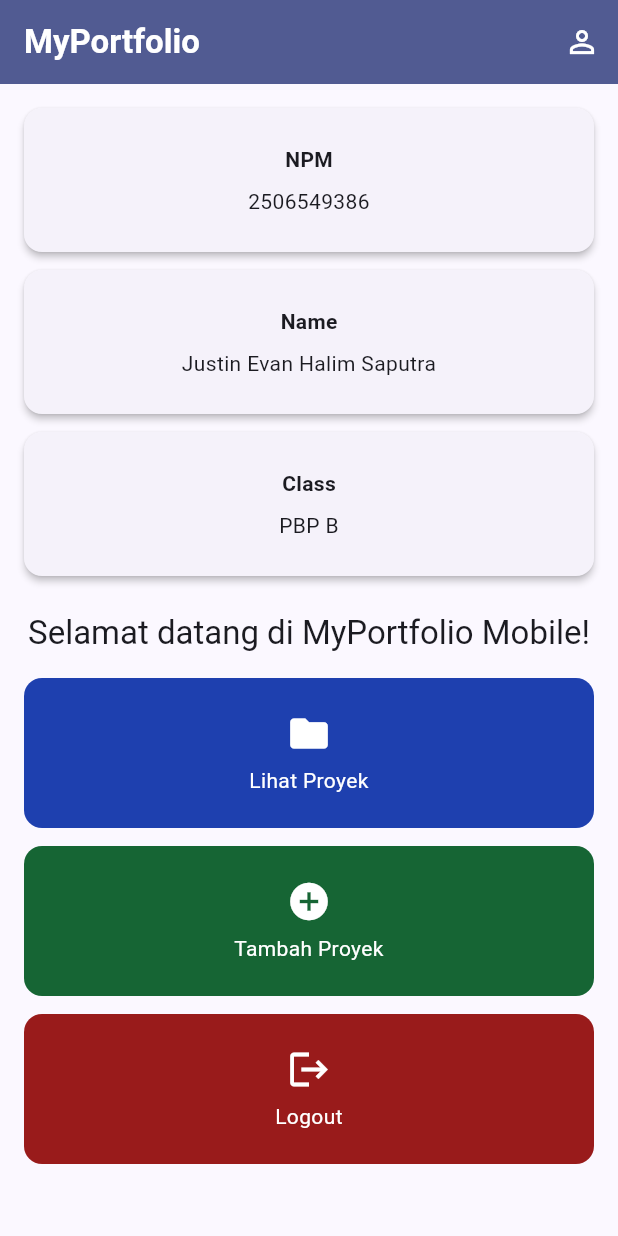
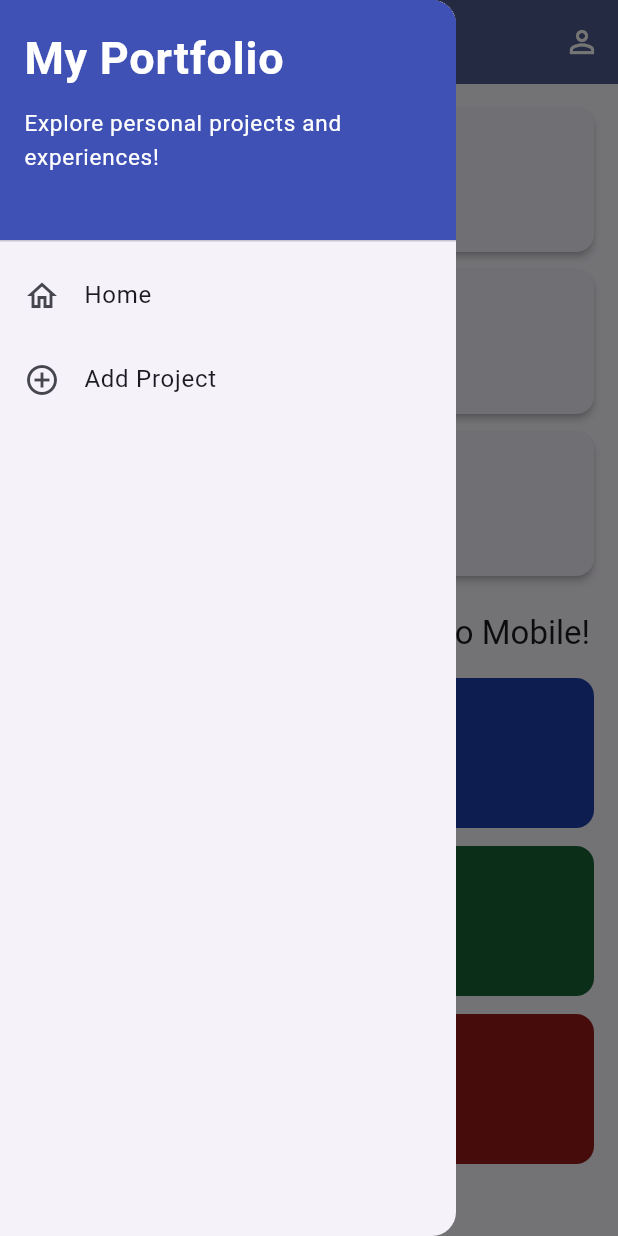
Before and after one commit to jhalimsaputra-cloud/myportofolio_mobile, a Flutter app: the screen it shows after launch, with the side drawer open (before the commit the screen has no drawer), on a phone screen of 412 x 824 dp. Run offline on Flutter 3.47's test engine with Material 3 defaults, Android fonts, the phone set to English and light mode, and no system bars; our stand-ins replace material_ui.

Commit message:
Complete Tutorial 09

```diff
--- a/lib/main.dart
+++ b/lib/main.dart
@@ -1,5 +1,5 @@
-import 'package:flutter/material.dart';
-import 'package:myportofolio_mobile/menu.dart';
+import 'package:material_ui/material_ui.dart';
+import 'package:myportofolio_mobile/screens/menu.dart';
 
 void main() {
   runApp(const MyApp());
--- a/lib/models/item_homepage.dart
+++ b/lib/models/item_homepage.dart
@@ -1,4 +1,4 @@
-import 'package:flutter/material.dart';
+import 'package:material_ui/material_ui.dart';
 
 class ItemHomepage {
   const ItemHomepage(this.name, this.icon, this.color);
--- a/lib/menu.dart
+++ b/lib/screens/menu.dart
@@ -1,8 +1,9 @@
-import 'package:flutter/material.dart';
+import 'package:material_ui/material_ui.dart';
 import 'package:myportofolio_mobile/models/item_homepage.dart';
 import 'package:myportofolio_mobile/widgets/info_card.dart';
-import 'package:myportofolio_mobile/widgets/item_card.dart';
+import 'package:myportofolio_mobile/widgets/left_drawer.dart';
 import 'package:myportofolio_mobile/widgets/profile_sheet.dart';
+import 'package:myportofolio_mobile/widgets/project_card.dart';
 
 class MyHomePage extends StatelessWidget {
   const MyHomePage({super.key});
@@ -17,15 +18,6 @@ class MyHomePage extends StatelessWidget {
     ItemHomepage('Tambah Proyek', Icons.add_circle, Color(0xFF166534)),
     ItemHomepage('Logout', Icons.logout, Color(0xFF991B1B)),
   ];
-
-  void _showItemMessage(BuildContext context, ItemHomepage item) {
-    ScaffoldMessenger.of(context)
-      ..removeCurrentSnackBar()
-      ..showSnackBar(
-        SnackBar(content: Text('Kamu telah menekan tombol ${item.name}!')),
-      );
-  }
-
   void _showProfile(BuildContext context) {
     showModalBottomSheet<void>(
       context: context,
@@ -56,6 +48,7 @@ class MyHomePage extends StatelessWidget {
           ),
         ],
       ),
+      drawer: const LeftDrawer(),
       body: SafeArea(
         child: SingleChildScrollView(
           padding: const EdgeInsets.all(16),
@@ -80,13 +73,7 @@ class MyHomePage extends StatelessWidget {
                   ),
                   const SizedBox(height: 16),
                   _CardGroup(
-                    children: [
-                      for (final item in _items)
-                        ItemCard(
-                          item: item,
-                          onTap: () => _showItemMessage(context, item),
-                        ),
-                    ],
+                    children: [for (final item in _items) ItemCard(item: item)],
                   ),
                 ],
               ),
--- a/lib/widgets/info_card.dart
+++ b/lib/widgets/info_card.dart
@@ -1,4 +1,4 @@
-import 'package:flutter/material.dart';
+import 'package:material_ui/material_ui.dart';
 
 class InfoCard extends StatelessWidget {
   const InfoCard({super.key, required this.title, required this.content});
--- /dev/null
+++ b/lib/widgets/left_drawer.dart
@@ -0,0 +1,65 @@
+import 'package:material_ui/material_ui.dart';
+import 'package:myportofolio_mobile/screens/menu.dart';
+import 'package:myportofolio_mobile/screens/project_form.dart';
+
+class LeftDrawer extends StatelessWidget {
+  const LeftDrawer({super.key, this.isProjectForm = false});
+
+  final bool isProjectForm;
+
+  @override
+  Widget build(BuildContext context) {
+    return Drawer(
+      child: ListView(
+        children: [
+          const DrawerHeader(
+            decoration: BoxDecoration(color: Colors.indigo),
+            child: Column(
+              crossAxisAlignment: CrossAxisAlignment.start,
+              children: [
+                Text(
+                  'My Portfolio',
+                  style: TextStyle(
+                    fontSize: 30,
+                    fontWeight: FontWeight.bold,
+                    color: Colors.white,
+                  ),
+                ),
+                SizedBox(height: 10),
+                Text(
+                  'Explore personal projects and experiences!',
+                  style: TextStyle(fontSize: 15, color: Colors.white),
+                ),
+              ],
+            ),
+          ),
+          ListTile(
+            leading: const Icon(Icons.home_outlined),
+            title: const Text('Home'),
+            onTap: () {
+              Navigator.pushReplacement(
+                context,
+                MaterialPageRoute(builder: (context) => const MyHomePage()),
+              );
+            },
+          ),
+          ListTile(
+            leading: const Icon(Icons.add_circle_outline),
+            title: const Text('Add Project'),
+            onTap: () {
+              final navigator = Navigator.of(context);
+              navigator.pop();
+              if (!isProjectForm) {
+                navigator.pushReplacement<void, void>(
+                  MaterialPageRoute<void>(
+                    builder: (_) => const ProjectFormPage(),
+                  ),
+                );
+              }
+            },
+          ),
+        ],
+      ),
+    );
+  }
+}
--- a/lib/widgets/profile_sheet.dart
+++ b/lib/widgets/profile_sheet.dart
@@ -1,5 +1,5 @@
-import 'package:flutter/material.dart';
 import 'package:flutter/services.dart';
+import 'package:material_ui/material_ui.dart';
 
 class ProfileSheet extends StatefulWidget {
   const ProfileSheet({super.key, required this.name, required this.className});
--- a/pubspec.yaml
+++ b/pubspec.yaml
@@ -34,6 +34,7 @@ dependencies:
   # The following adds the Cupertino Icons font to your application.
   # Use with the CupertinoIcons class for iOS style icons.
   cupertino_icons: ^1.0.8
+  material_ui: ^1.11.1
 
 dev_dependencies:
   flutter_test:
```
Also changed, not shown: lib/screens/project_form.dart (added, +209 -0 lines), lib/widgets/project_card.dart (renamed from lib/widgets/item_card.dart, +19 -4 lines), pubspec.lock, 1 other file.
